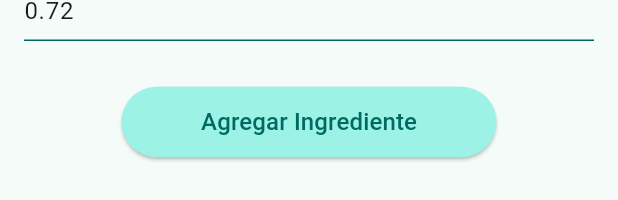
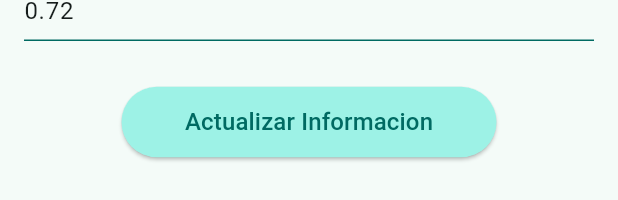
Before and after one commit to juanb021/bakesistant, a Flutter app: the IngredientForm widget shown alone on an empty page, opened directly with sample values from the repository, on a phone screen of 412 x 824 dp. Shown: the part 238-438 px from the top of the screen. Run offline on Flutter 3.47's test engine with Material 3 defaults, Android fonts, the light colour scheme and no system bars; our stand-ins replace flutter_riverpod, sqflite; accounts and stored records are empty.

Commit message:
Changed the buttom for the add ingredient overlay

```diff
--- a/app/lib/widgets/ingredients/ingredient_form.dart
+++ b/app/lib/widgets/ingredients/ingredient_form.dart
@@ -1,15 +1,15 @@
-import 'package:app/models/ingrediente.dart'; // Asegúrate de importar el modelo de Ingrediente
+import 'package:app/models/ingrediente.dart';
 import 'package:app/providers/ingredients_provider.dart';
 import 'package:app/widgets/boton.dart';
 import 'package:flutter/material.dart';
 import 'package:flutter_riverpod/flutter_riverpod.dart';
 
 class IngredientForm extends ConsumerStatefulWidget {
-  final Ingrediente? ingrediente; // Variable para recibir un ingrediente
+  final Ingrediente? ingrediente;
 
   const IngredientForm({
     super.key,
-    this.ingrediente, // Parámetro opcional
+    this.ingrediente,
   });
 
   @override
@@ -126,7 +126,12 @@ class _IngredientFormState extends ConsumerState<IngredientForm> {
                   },
                 ),
                 const SizedBox(height: 30),
-                Boton(onTap: submit, texto: 'Agregar Ingrediente')
+                Boton(
+                  onTap: submit,
+                  texto: nombre == ''
+                      ? 'Agregar Ingrediente'
+                      : 'Actualizar Informacion',
+                )
               ],
             ),
           )
```
